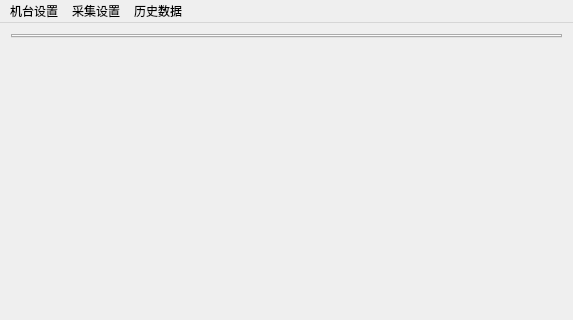
The window that mainwindow.ui (Ying3141/yizumi-monitor) describes before a commit, drawn with Qt 5; both pictures show x 0 to 573 and y 0 to 320 of the 573 by 492 pixel window.
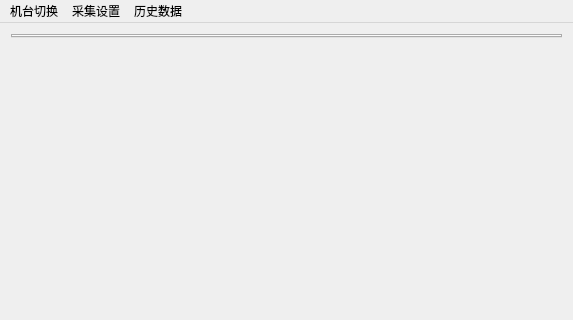
The same window after the commit.

```diff
--- a/mainwindow.ui
+++ b/mainwindow.ui
@@ -55,7 +55,7 @@
    </property>
    <widget class="QMenu" name="menu">
     <property name="title">
-     <string>机台设置</string>
+     <string>机台切换</string>
     </property>
     <addaction name="actSwiitchMachine"/>
     <addaction name="actNewMachine"/>
```
Left out of the diff: 6 changed lines with no effect on the pictures.
